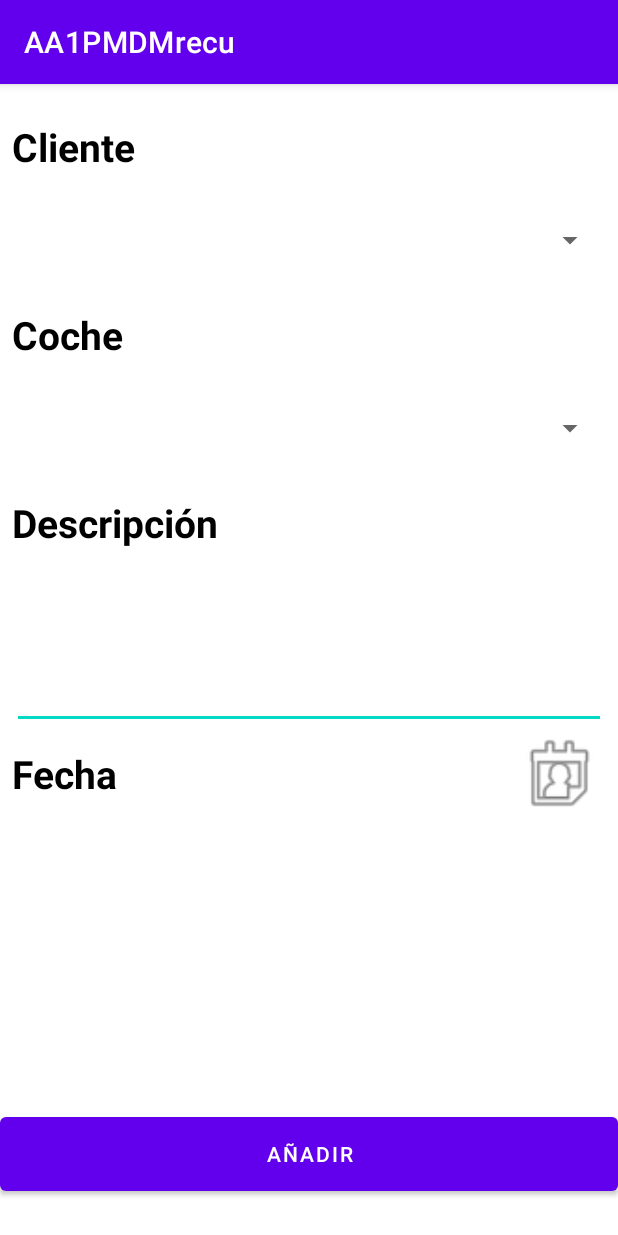
After one commit to franMV4/AA1PMDMrecu, an Android app: the AddOrderActivity screen opened directly, with no data from a screen before it, on a phone screen of 412 x 824 dp. The commit adds this screen. Run offline under Robolectric (Android 15) with nearby library versions, the phone set to English and light mode, and no system bars; our stand-ins replace Room's generated code.

Commit message:
añadir ordenes

```diff
--- a/app/src/main/AndroidManifest.xml
+++ b/app/src/main/AndroidManifest.xml
@@ -25,6 +25,9 @@
         android:theme="@style/Theme.AA1PMDMrecu"
         tools:targetApi="31">
         <activity
+            android:name=".AddOrderActivity"
+            android:exported="false" />
+        <activity
             android:name=".AddCarActivity"
             android:exported="false" />
         <activity
--- /dev/null
+++ b/app/src/main/java/com/svalero/aa1pmdmrecu/AddOrderActivity.java
@@ -0,0 +1,228 @@
+package com.svalero.aa1pmdmrecu;
+
+import androidx.appcompat.app.AppCompatActivity;
+import androidx.room.Room;
+
+import android.app.DatePickerDialog;
+import android.content.Intent;
+import android.icu.util.Calendar;
+import android.os.Bundle;
+import android.util.Log;
+import android.view.View;
+import android.widget.AdapterView;
+import android.widget.ArrayAdapter;
+import android.widget.Button;
+import android.widget.DatePicker;
+import android.widget.EditText;
+import android.widget.Spinner;
+import android.widget.TextView;
+import android.widget.Toast;
+
+import com.svalero.aa1pmdmrecu.database.AppDatabase;
+import com.svalero.aa1pmdmrecu.domain.Car;
+import com.svalero.aa1pmdmrecu.domain.Client;
+import com.svalero.aa1pmdmrecu.domain.Order;
+import com.svalero.aa1pmdmrecu.util.DateUtils;
+
+import java.time.LocalDate;
+import java.util.ArrayList;
+
+public class AddOrderActivity extends AppCompatActivity {
+
+
+    private Spinner clientSpinner;
+    private Spinner carSpinner;
+    private EditText etDescription;
+    private TextView tvDate;
+    private Button addButton;
+    private Intent intent;
+
+    private Order order;
+    private ArrayList<Client> clients;
+    private ArrayList<Car> cars;
+    private boolean modifyOrder;
+
+
+
+    @Override
+    protected void onCreate(Bundle savedInstanceState) {
+        super.onCreate(savedInstanceState);
+        setContentView(R.layout.activity_add_order);
+
+
+        clientSpinner = findViewById(R.id.client_spinner_add_order);
+        carSpinner = findViewById(R.id.car_spinner_add_order);
+        etDescription = findViewById(R.id.description_edittext_add_order);
+        tvDate = findViewById(R.id.date_textlabel_add_order);
+        addButton = findViewById(R.id.add_order_button);
+
+        order = new Order(0, null, 0, 0, "");
+
+        clients = new ArrayList<>();
+        cars = new ArrayList<>();
+        rellenarSpinners(0);
+        intent();
+
+        clientSpinner.setOnItemSelectedListener(new AdapterView.OnItemSelectedListener() {
+
+            @Override
+            public void onItemSelected(AdapterView<?> parent, View view, int position, long id) {
+                Log.i("id_spinner_client", "position " + position + ", id " + id);  // BORRAR
+                Log.i("id_spinner_client", String.valueOf(clients.get(clientSpinner.getSelectedItemPosition()).getId()));   // BORRAR
+                rellenarSpinners(clients.get(clientSpinner.getSelectedItemPosition()).getId());
+                Log.i("id_spinner_car", String.valueOf(carSpinner.getCount()));   // BORRAR
+                if (carSpinner.getCount() > 0) {                                           // BORRAR
+                    Log.i("id_spinner_car", String.valueOf(cars.get(carSpinner.getSelectedItemPosition()).getId())); // BORRAR
+                }                                                               // BORRAR
+            }
+
+            @Override
+            public void onNothingSelected(AdapterView<?> parent) {
+
+            }
+        });
+    }
+
+
+    @Override
+    protected void onResume() {
+        super.onResume();
+        rellenarSpinners(0);
+    }
+
+
+    public void selectDate(View view) {
+        final Calendar calendar = Calendar.getInstance();
+        int day = calendar.get(Calendar.DAY_OF_MONTH);
+        int month = calendar.get(Calendar.MONTH);
+        int year = calendar.get(Calendar.YEAR);
+
+        DatePickerDialog datePickerDialog = new DatePickerDialog(this, new DatePickerDialog.OnDateSetListener() {
+            @Override
+            public void onDateSet(DatePicker view, int year, int month, int dayOfMonth) {
+                String stringMonth = String.valueOf(month + 1);
+                if ((month + 1) < 10) {
+                    stringMonth = "0" + stringMonth;
+                }
+                tvDate.setText(dayOfMonth + "/" + stringMonth + "/" + year);
+            }
+        }, year, month, day);
+        datePickerDialog.show();
+    }
+
+
+
+
+    private void intent() {
+
+        intent = getIntent();
+        modifyOrder = intent.getBooleanExtra("modify_order", false);
+
+        if (modifyOrder) {  // Si se edita una moto, obtiene sus datos y los pinta en el formulario
+            order.setId(intent.getIntExtra("id", 0));
+            tvDate.setText(DateUtils.fromLocalDateToMyDateFormatString
+                    (LocalDate.parse(intent.getStringExtra("date"))));
+            etDescription.setText(intent.getStringExtra("description"));
+
+            addButton.setText(R.string.modify_capital);
+        }
+    }
+
+
+
+
+    public void addOrder(View view) {
+
+        order.setDate(DateUtils.fromMyDateFormatStringToLocalDate(tvDate.getText().toString().trim()));
+        order.setDescription(etDescription.getText().toString().trim());
+
+        if (carSpinner.getCount() == 0) {
+            Toast.makeText(this, R.string.select_car, Toast.LENGTH_SHORT).show();
+        } else if ((order.getDescription().equals("")) || (String.valueOf(order.getDate()).equals(""))) {
+            Toast.makeText(this, R.string.complete_all_fields, Toast.LENGTH_SHORT).show();
+        } else {
+            order.setClientId(clients.get(clientSpinner.getSelectedItemPosition()).getId());
+            order.setCarId(cars.get(carSpinner.getSelectedItemPosition()).getId());
+
+            AppDatabase db = Room.databaseBuilder(getApplicationContext(),
+                    AppDatabase.class, "order").allowMainThreadQueries().build();
+
+            if (modifyOrder) {
+                Log.i("modifyed_order", order.toString());
+                modifyOrder = false;
+                addButton.setText(R.string.add_button);
+                db.orderDao().update(order);
+                Toast.makeText(this, R.string.modified_order, Toast.LENGTH_SHORT).show();
+            } else {
+                order.setId(0);
+                Log.i("new_order", order.toString());
+                db.orderDao().insert(order);
+                Toast.makeText(this, R.string.added_order, Toast.LENGTH_SHORT).show();
+            }
+
+            etDescription.setText("");
+            tvDate.setText("");
+
+        }
+    }
+
+
+
+
+    private void rellenarSpinners(int idClient) {
+
+        if (idClient == 0) {
+
+            clients.clear();
+
+            AppDatabase dbClient = Room.databaseBuilder(getApplicationContext(),
+                            AppDatabase.class, "client").allowMainThreadQueries()
+                    .fallbackToDestructiveMigration().build();
+            clients.addAll(dbClient.clientDao().getAll());
+
+            // Crea un array del tamaño de la lista de clientes
+            String[] arrayClientSpinner = new String[clients.size()];
+
+            int i = 0;      // Rellena el spinner con el nombre y apellido de los clientes
+            for (Client client : clients) {
+                arrayClientSpinner[i] = client.getName() + " " + client.getSurname();
+                Log.i("spinner_client", arrayClientSpinner[i]);
+                i++;
+            }
+
+            ArrayAdapter<String> adapterClientSpinner = new ArrayAdapter<>(this, android.R.layout.simple_spinner_item, arrayClientSpinner);
+            clientSpinner.setAdapter(adapterClientSpinner);
+
+        } else {
+
+            cars.clear();
+
+            AppDatabase dbCar = Room.databaseBuilder(getApplicationContext(),
+                            AppDatabase.class, "car").allowMainThreadQueries()
+                    .fallbackToDestructiveMigration().build();
+            cars.addAll(dbCar.carDao().getCarsByClientId(idClient));
+
+            String[] arrayCarSpinner = new String[cars.size()];
+
+            int j = 0;      // Rellena el spinner con la marca y modelo de las motos
+            for (Car car : cars) {
+                arrayCarSpinner[j] = car.getBrand() + " " + car.getModel();
+                Log.i("spinner_car", arrayCarSpinner[j]);
+                j++;
+            }
+
+            ArrayAdapter<String> adapterCarSpinner = new ArrayAdapter<>(this, android.R.layout.simple_spinner_item, arrayCarSpinner);
+            carSpinner.setAdapter(adapterCarSpinner);
+
+        }
+    }
+
+
+
+
+
+
+
+
+
+}
--- a/app/src/main/java/com/svalero/aa1pmdmrecu/MainActivity.java
+++ b/app/src/main/java/com/svalero/aa1pmdmrecu/MainActivity.java
@@ -24,5 +24,10 @@ public class MainActivity extends AppCompatActivity {
         startActivity(intent);
     }
 
+    public void addOrder(View view) {
+        Intent intent = new Intent(this, AddOrderActivity.class);
+        startActivity(intent);
+    }
+
 
 }
--- a/app/src/main/java/com/svalero/aa1pmdmrecu/dao/CarDao.java
+++ b/app/src/main/java/com/svalero/aa1pmdmrecu/dao/CarDao.java
@@ -19,6 +19,9 @@ public interface CarDao {
     @Query("SELECT * FROM `car`")
     List<Car> getAll();
 
+    @Query("SELECT * FROM car WHERE clientId = :clientId")
+    List<Car> getCarsByClientId(int clientId);
+
     @Insert
     void insert(Car car);
 
--- a/app/src/main/java/com/svalero/aa1pmdmrecu/domain/Order.java
+++ b/app/src/main/java/com/svalero/aa1pmdmrecu/domain/Order.java
@@ -4,6 +4,11 @@ import androidx.room.ColumnInfo;
 import androidx.room.Entity;
 import androidx.room.Ignore;
 import androidx.room.PrimaryKey;
+import androidx.room.TypeConverters;
+
+import com.svalero.aa1pmdmrecu.database.TimestampConverter;
+
+import java.time.LocalDate;
 
 @Entity
 public class Order {
@@ -11,16 +16,20 @@ public class Order {
     @PrimaryKey(autoGenerate = true)
     private int id;
     @ColumnInfo
+    @TypeConverters({TimestampConverter.class})
+    private LocalDate date;
+    @ColumnInfo
     private int clientId;
     @ColumnInfo
-    private int bikeId;
+    private int carId;
     @ColumnInfo
     private String description;
 
-    public Order(int id, int clientId, int bikeId, String description) {
+    public Order(int id, LocalDate date, int clientId, int carId, String description) {
         this.id = id;
+        this.date = date;
         this.clientId = clientId;
-        this.bikeId = bikeId;
+        this.carId = carId;
         this.description = description;
     }
 
@@ -32,6 +41,14 @@ public class Order {
         this.id = id;
     }
 
+    public LocalDate getDate() {
+        return date;
+    }
+
+    public void setDate(LocalDate date) {
+        this.date = date;
+    }
+
     public int getClientId() {
         return clientId;
     }
@@ -40,12 +57,12 @@ public class Order {
         this.clientId = clientId;
     }
 
-    public int getBikeId() {
-        return bikeId;
+    public int getCarId() {
+        return carId;
     }
 
-    public void setBikeId(int bikeId) {
-        this.bikeId = bikeId;
+    public void setCarId(int carId) {
+        this.carId = carId;
     }
 
     public String getDescription() {
--- /dev/null
+++ b/app/src/main/res/layout/activity_add_order.xml
@@ -0,0 +1,171 @@
+<?xml version="1.0" encoding="utf-8"?>
+<androidx.constraintlayout.widget.ConstraintLayout xmlns:android="http://schemas.android.com/apk/res/android"
+    xmlns:app="http://schemas.android.com/apk/res-auto"
+    xmlns:tools="http://schemas.android.com/tools"
+    android:layout_width="match_parent"
+    android:layout_height="match_parent"
+    tools:context=".AddOrderActivity">
+
+    <LinearLayout
+        android:id="@+id/linearLayout"
+        android:layout_width="match_parent"
+        android:layout_height="match_parent"
+        android:layout_marginStart="8dp"
+        android:layout_marginTop="24dp"
+        android:layout_marginEnd="8dp"
+        android:layout_marginBottom="24dp"
+        android:orientation="vertical"
+        app:layout_constraintBottom_toBottomOf="parent"
+        app:layout_constraintEnd_toEndOf="parent"
+        app:layout_constraintStart_toStartOf="parent"
+        app:layout_constraintTop_toTopOf="parent">
+
+        <LinearLayout
+            android:layout_width="match_parent"
+            android:layout_height="wrap_content"
+            android:orientation="horizontal"
+            android:paddingTop="0dp">
+
+            <TextView
+                android:id="@+id/client_textview_add_order"
+                android:layout_width="wrap_content"
+                android:layout_height="match_parent"
+                android:layout_weight="1"
+                android:gravity="center|start"
+                android:text="@string/client"
+                android:textColor="#000000"
+                android:textSize="26sp"
+                android:textStyle="bold" />
+
+        </LinearLayout>
+
+        <LinearLayout
+            android:layout_width="match_parent"
+            android:layout_height="90dp"
+            android:orientation="horizontal">
+
+            <Spinner
+                android:id="@+id/client_spinner_add_order"
+                android:layout_width="match_parent"
+                android:layout_height="match_parent"
+                android:layout_weight="1" />
+        </LinearLayout>
+
+        <LinearLayout
+            android:layout_width="match_parent"
+            android:layout_height="wrap_content"
+            android:orientation="horizontal"
+            android:paddingTop="0dp">
+
+            <TextView
+                android:id="@+id/car_textview_add_order"
+                android:layout_width="wrap_content"
+                android:layout_height="match_parent"
+                android:layout_weight="1"
+                android:gravity="center|start"
+                android:text="@string/car"
+                android:textColor="#000000"
+                android:textSize="26sp"
+                android:textStyle="bold" />
+
+        </LinearLayout>
+
+        <LinearLayout
+            android:layout_width="match_parent"
+            android:layout_height="90dp"
+            android:orientation="horizontal">
+
+            <Spinner
+                android:id="@+id/car_spinner_add_order"
+                android:layout_width="match_parent"
+                android:layout_height="match_parent"
+                android:layout_weight="1" />
+        </LinearLayout>
+
+        <LinearLayout
+            android:layout_width="match_parent"
+            android:layout_height="wrap_content"
+            android:orientation="horizontal"
+            android:paddingTop="0dp">
+
+            <TextView
+                android:id="@+id/description_textview_add_order"
+                android:layout_width="0dp"
+                android:layout_height="match_parent"
+                android:layout_weight="1"
+                android:gravity="center|start"
+                android:text="@string/description"
+                android:textColor="#000000"
+                android:textSize="26sp"
+                android:textStyle="bold" />
+
+
+        </LinearLayout>
+
+        <LinearLayout
+            android:layout_width="match_parent"
+            android:layout_height="120dp"
+            android:orientation="horizontal"
+            android:paddingTop="0dp">
+
+            <EditText
+                android:id="@+id/description_edittext_add_order"
+                android:layout_width="wrap_content"
+                android:layout_height="match_parent"
+                android:layout_weight="1"
+                android:ems="10"
+                android:gravity="top|left"
+                android:inputType="textPersonName"
+                android:paddingHorizontal="6dp" />
+
+        </LinearLayout>
+
+
+        <LinearLayout
+            android:layout_width="match_parent"
+            android:layout_height="60dp"
+            android:orientation="horizontal"
+            android:paddingTop="0dp">
+
+            <TextView
+                android:id="@+id/date_textview_add_order"
+                android:layout_width="110dp"
+                android:layout_height="match_parent"
+                android:layout_weight="1"
+                android:gravity="center|start"
+                android:text="@string/date"
+                android:textColor="#000000"
+                android:textSize="26sp"
+                android:textStyle="bold" />
+
+            <TextView
+                android:id="@+id/date_textlabel_add_order"
+                android:layout_width="wrap_content"
+                android:layout_height="match_parent"
+                android:layout_weight="1"
+                android:ems="10"
+                android:gravity="center"
+                android:paddingHorizontal="6dp"
+                android:textSize="24sp" />
+
+            <ImageView
+                android:id="@+id/calendar_imageview_add_order"
+                android:layout_width="90dp"
+                android:layout_height="60dp"
+                android:layout_weight="1"
+                android:onClick="selectDate"
+                app:srcCompat="@android:drawable/ic_menu_my_calendar" />
+        </LinearLayout>
+
+    </LinearLayout>
+
+    <Button
+        android:id="@+id/add_order_button"
+        android:layout_width="match_parent"
+        android:layout_height="61dp"
+        android:onClick="addOrder"
+        android:text="@string/add_button"
+        app:layout_constraintBottom_toBottomOf="@+id/linearLayout"
+        tools:layout_editor_absoluteX="16dp" />
+
+</androidx.constraintlayout.widget.ConstraintLayout>
```
Also changed, not shown: app/src/main/java/com/svalero/aa1pmdmrecu/database/TimestampConverter.java (added, +26 -0 lines), app/src/main/res/layout/activity_main.xml (+7 -0 lines).
